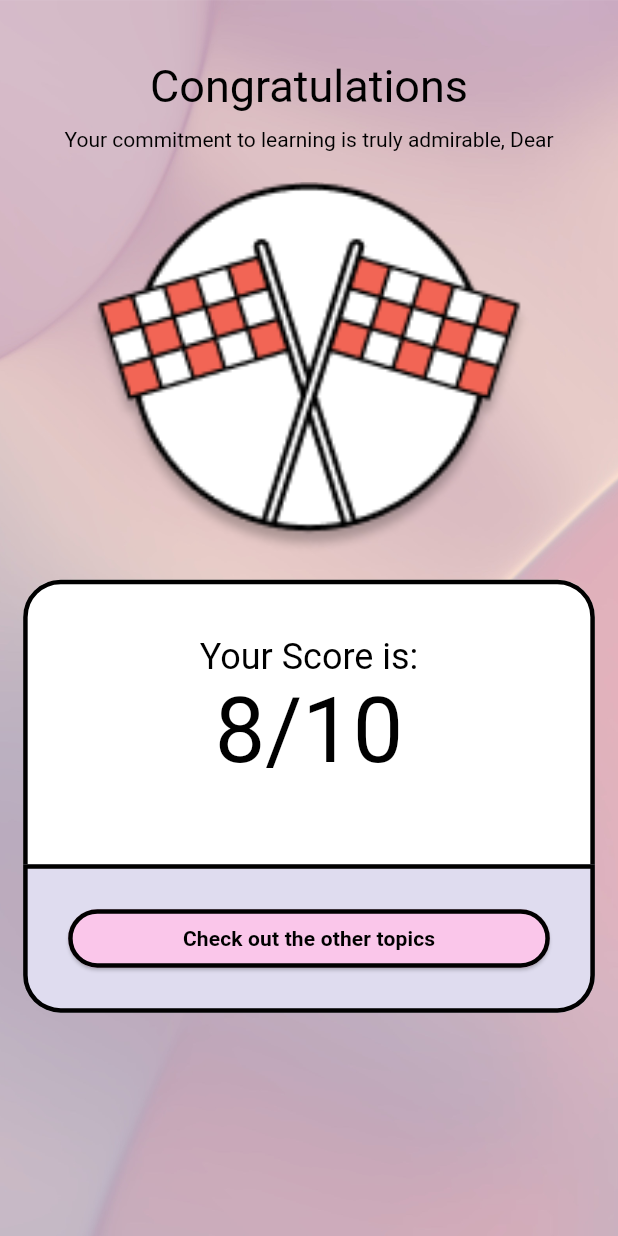
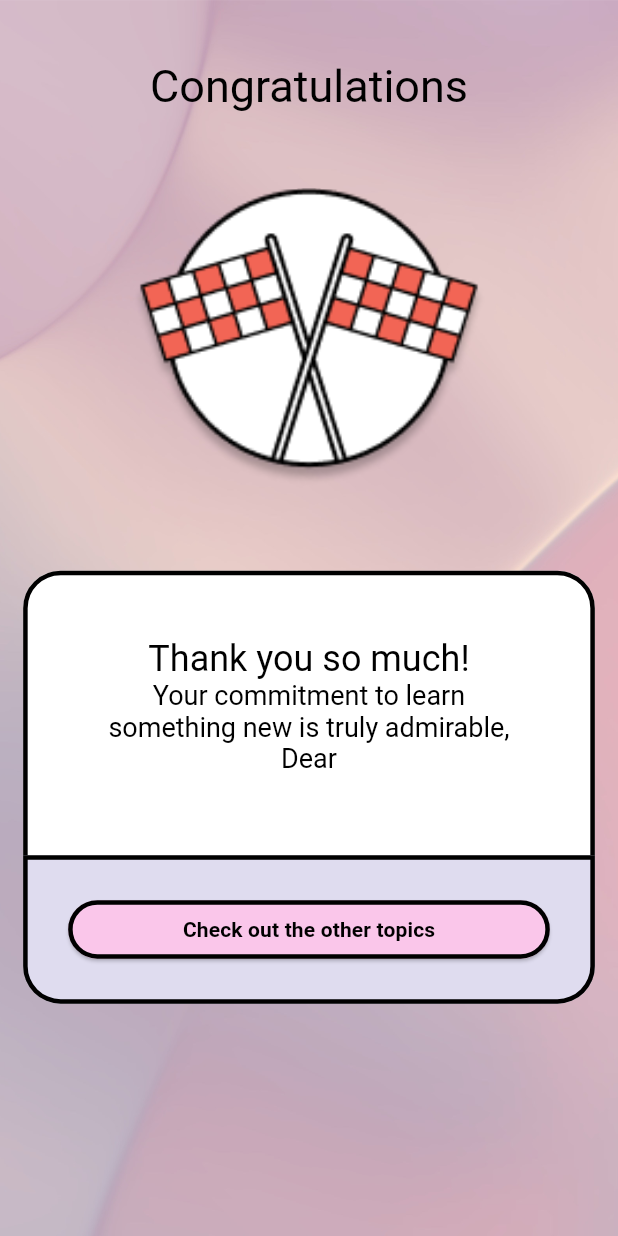
Before and after one commit to nisahabiba/mawadda_app, a Flutter app: the MissionCompletedPage widget shown alone on an empty page, opened directly, on a phone screen of 412 x 824 dp. Run offline on Flutter 3.47's test engine with Material 3 defaults, Android fonts, the phone set to English and light mode, and no system bars; our stand-ins replace auto_route, basic_utils, bloc, cloud_firestore, dartz, equatable and 13 more; missing offline and left inert: flutter_inappwebview; accounts and stored records are empty; statements that could not run were skipped.

Commit message:
pre-finalization

```diff
--- a/lib/mission/pages/mission_completed_page.dart
+++ b/lib/mission/pages/mission_completed_page.dart
@@ -2,6 +2,11 @@ import 'package:auto_route/auto_route.dart';
 import 'package:flutter/material.dart';
 import 'package:flutter_screenutil/flutter_screenutil.dart';
 import 'package:google_fonts/google_fonts.dart';
+import 'package:mawadda_app/core/di/injector.dart';
+import 'package:mawadda_app/core/router/router.dart';
+import 'package:mawadda_app/home/pages/home_view.dart';
+import 'package:mawadda_app/mission/pages/mission_navigation_page.dart';
+import 'package:mawadda_app/mission/pages/mission_page.dart';
 
 @RoutePage()
 class MissionCompletedPage extends StatelessWidget {
@@ -10,7 +15,7 @@ class MissionCompletedPage extends StatelessWidget {
   Widget get page {
     return Container(
       // Your widget code here...
-      child: Text('This is the mission completed page!'),
+      child: const Text('This is the mission completed page!'),
     );
   }
 
@@ -38,22 +43,20 @@ class MissionCompletedPage extends StatelessWidget {
                   style: TextStyle(fontSize: 30),
                 ),
                 SizedBox(
-                  height: 10,
-                ),
-                Text("Your commitment to learning is truly admirable, Dear",
-                    style: TextStyle(fontSize: 14)),
-                SizedBox(
-                  height: 20,
+                  height: 50,
                 ),
               ],
             ),
           ),
           Container(
-            height: 250,
+            height: 200,
             child: Image.asset(
               "assets/icon_mission_new.png",
               fit: BoxFit.fitHeight,
             ),
+          ),
+          const SizedBox(
+            height: 40,
           ),
           Container(
             padding: EdgeInsets.only(
@@ -76,12 +79,16 @@ class MissionCompletedPage extends StatelessWidget {
                     child: Column(
                       mainAxisAlignment: MainAxisAlignment.end,
                       children: [
-                        const Text("Your Score is:",
+                        const Text("Thank you so much!",
                             style: TextStyle(fontSize: 24)),
-                        const Text(
-                          "8/10",
-                          style: TextStyle(fontSize: 60),
-                        ),
+                        SizedBox(
+                            width: 0.7.sw,
+                            child: const Text(
+                                "Your commitment to learn something new is truly admirable, Dear",
+                                textAlign: TextAlign.center,
+                                style: TextStyle(
+                                  fontSize: 18,
+                                ))),
                         const SizedBox(
                           height: 50,
                         ),
@@ -105,7 +112,9 @@ class MissionCompletedPage extends StatelessWidget {
                                   shape: RoundedRectangleBorder(
                                       borderRadius:
                                           BorderRadius.circular(20.0))),
-                              onPressed: () {},
+                              onPressed: () {
+                                context.popRoute();
+                              },
                               child: const Text(
                                 'Check out the other topics',
                                 style: TextStyle(
```
